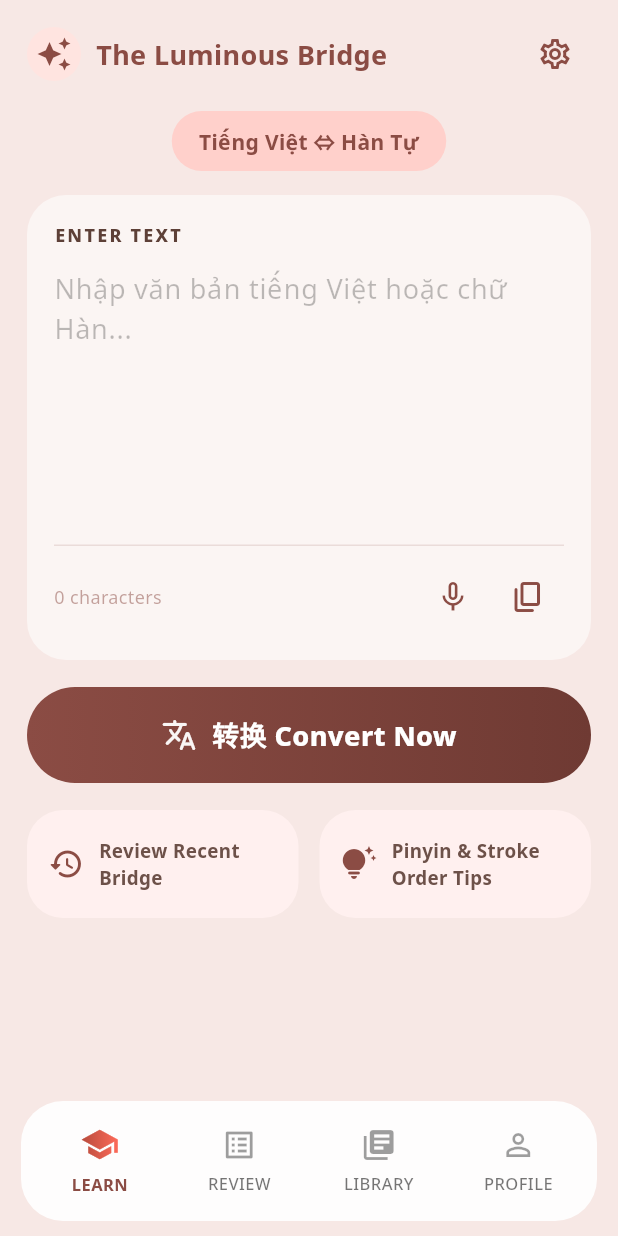
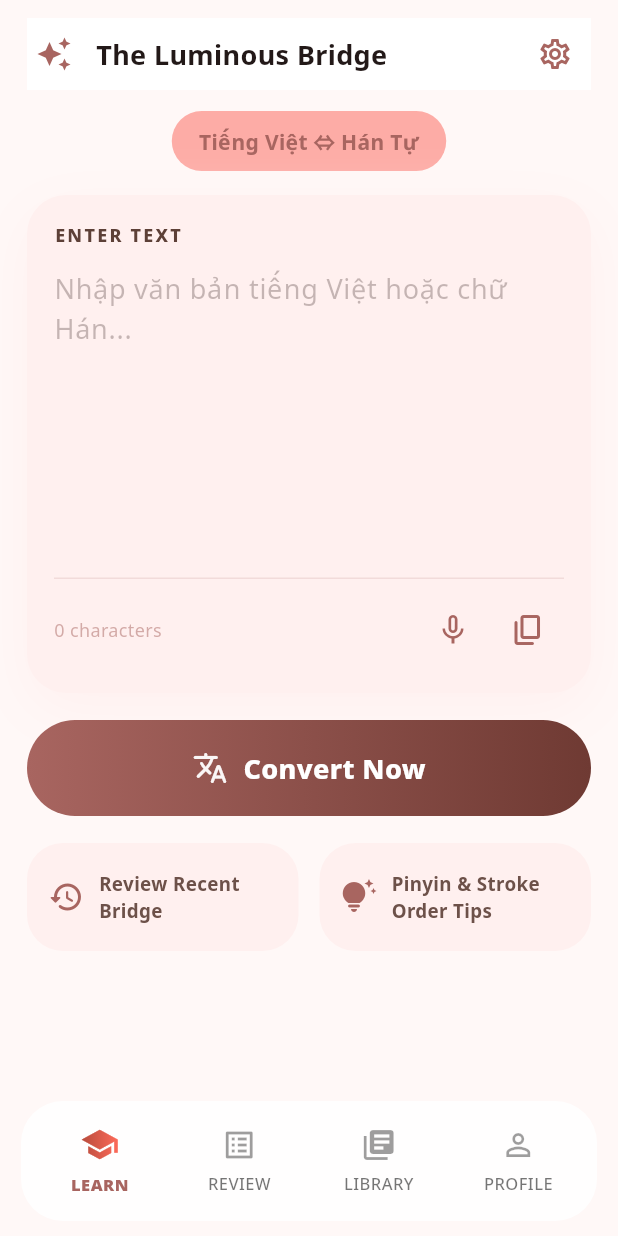
Before and after one commit to eatsosoo/luminous-bridge, a Flutter app: the screen it shows after launch, on a phone screen of 412 x 824 dp. Run offline on Flutter 3.47's test engine with Material 3 defaults, Android fonts, the phone set to English and light mode, and no system bars; our stand-ins replace google_fonts; missing offline and left inert: stroke_order_animator.

Commit message:
style: change ENTER text

```diff
--- a/translate_chinese_app/lib/pages/learn_page.dart
+++ b/translate_chinese_app/lib/pages/learn_page.dart
@@ -1,22 +1,18 @@
 import 'package:flutter/material.dart';
+import 'package:flutter/cupertino.dart';
 import 'package:flutter/services.dart';
 
 import '../mock/hanzii_mock_data.dart';
 import '../theme/app_colors.dart';
 import 'character_study_page.dart';
 
-typedef OnTranslated = void Function({
-  required String input,
-  required String output,
-});
+typedef OnTranslated =
+    void Function({required String input, required String output});
 
 class LearnPage extends StatefulWidget {
   final OnTranslated onTranslated;
 
-  const LearnPage({
-    super.key,
-    required this.onTranslated,
-  });
+  const LearnPage({super.key, required this.onTranslated});
 
   @override
   State<LearnPage> createState() => _LearnPageState();
@@ -76,9 +72,9 @@ class _LearnPageState extends State<LearnPage> {
     final text = _inputController.text;
     if (text.trim().isEmpty) return;
     Clipboard.setData(ClipboardData(text: text));
-    ScaffoldMessenger.of(context).showSnackBar(
-      const SnackBar(content: Text('Copied input.')),
-    );
+    ScaffoldMessenger.of(
+      context,
+    ).showSnackBar(const SnackBar(content: Text('Copied input.')));
   }
 
   @override
@@ -94,20 +90,26 @@ class _LearnPageState extends State<LearnPage> {
       bottom: false,
       child: Padding(
         padding: const EdgeInsets.fromLTRB(18, 12, 18, 90),
-        child: SingleChildScrollView(
-          child: Column(
+        child: LayoutBuilder(
+          builder: (context, constraints) {
+            return Column(
               crossAxisAlignment: CrossAxisAlignment.stretch,
               children: [
-              Row(
+                Container(
+                  color: AppColors.surface,
+                  child: Row(
                     children: [
                       Container(
                         width: 36,
                         height: 36,
                         decoration: const BoxDecoration(
-                      color: AppColors.chipRose,
+                          color: AppColors.surface,
                           shape: BoxShape.circle,
                         ),
-                    child: const Icon(Icons.auto_awesome, color: AppColors.primary),
+                        child: const Icon(
+                          Icons.auto_awesome,
+                          color: AppColors.primary,
+                        ),
                       ),
                       const SizedBox(width: 10),
                       const Expanded(
@@ -116,7 +118,6 @@ class _LearnPageState extends State<LearnPage> {
                           style: TextStyle(
                             fontSize: 18,
                             fontWeight: FontWeight.w700,
-                        color: AppColors.primary,
                           ),
                           overflow: TextOverflow.ellipsis,
                         ),
@@ -128,18 +129,22 @@ class _LearnPageState extends State<LearnPage> {
                       ),
                     ],
                   ),
+                ),
 
                 const SizedBox(height: 14),
 
                 Center(
                   child: Container(
-                  padding: const EdgeInsets.symmetric(horizontal: 18, vertical: 10),
+                    padding: const EdgeInsets.symmetric(
+                      horizontal: 18,
+                      vertical: 10,
+                    ),
                     decoration: BoxDecoration(
                       color: AppColors.chipBlush,
                       borderRadius: BorderRadius.circular(999),
                     ),
                     child: const Text(
-                    'Tiếng Việt ⇔ Hàn Tự',
+                      'Tiếng Việt ⇔ Hán Tự',
                       style: TextStyle(
                         color: AppColors.primary,
                         fontSize: 14,
@@ -151,10 +156,15 @@ class _LearnPageState extends State<LearnPage> {
 
                 const SizedBox(height: 16),
 
-              Container(
+                // ENTER TEXT takes remaining vertical space.
+                Expanded(
+                  child: Container(
                     padding: const EdgeInsets.all(18),
                     decoration: BoxDecoration(
-                  color: AppColors.surface.withValues(alpha: 0.55),
+                      color: AppColors.fieldInput,
+                      boxShadow: const [
+                        AppColors.shadowFieldInput,
+                      ],
                       borderRadius: BorderRadius.circular(26),
                     ),
                     child: Column(
@@ -170,13 +180,18 @@ class _LearnPageState extends State<LearnPage> {
                           ),
                         ),
                         const SizedBox(height: 10),
-                    TextField(
+
+                        Expanded(
+                          child: TextField(
                             controller: _inputController,
-                      minLines: 6,
-                      maxLines: 10,
+                            expands: true,
+                            maxLines: null,
+                            keyboardType: TextInputType.multiline,
+                            textAlignVertical: TextAlignVertical.top,
                             style: const TextStyle(fontSize: 18),
                             decoration: InputDecoration(
-                        hintText: 'Nhập văn bản tiếng Việt hoặc chữ Hàn...',
+                              hintText:
+                                  'Nhập văn bản tiếng Việt hoặc chữ Hán...',
                               hintStyle: const TextStyle(
                                 color: AppColors.textHint,
                                 fontSize: 18,
@@ -188,6 +203,7 @@ class _LearnPageState extends State<LearnPage> {
                               // Trigger rebuild for character counter.
                               setState(() {});
                             },
+                          ),
                         ),
 
                         const SizedBox(height: 18),
@@ -206,7 +222,10 @@ class _LearnPageState extends State<LearnPage> {
                               ),
                             ),
                             const Spacer(),
-                        const Icon(Icons.mic_none, color: AppColors.primary),
+                            const Icon(
+                              Icons.mic_none,
+                              color: AppColors.primary,
+                            ),
                             const SizedBox(width: 14),
                             IconButton(
                               onPressed: _copyInput,
@@ -218,6 +237,7 @@ class _LearnPageState extends State<LearnPage> {
                           ],
                         ),
                       ],
+                    ),
                   ),
                 ),
 
@@ -240,11 +260,12 @@ class _LearnPageState extends State<LearnPage> {
                       children: [
                         Icon(
                           Icons.translate_rounded,
-                        color: AppColors.surface.withValues(alpha: 0.95),
+                          color:
+                              AppColors.surface.withValues(alpha: 0.95),
                         ),
                         const SizedBox(width: 10),
                         Text(
-                        '转换 Convert Now',
+                          'Convert Now',
                           style: const TextStyle(
                             color: AppColors.surface,
                             fontWeight: FontWeight.w800,
@@ -267,7 +288,11 @@ class _LearnPageState extends State<LearnPage> {
                         onTap: () {
                           // Switch tab in parent via callback if needed.
                           ScaffoldMessenger.of(context).showSnackBar(
-                          const SnackBar(content: Text('Review will open on the next tab.')),
+                            const SnackBar(
+                              content: Text(
+                                'Review will open on the next tab.',
+                              ),
+                            ),
                           );
                         },
                       ),
@@ -279,7 +304,9 @@ class _LearnPageState extends State<LearnPage> {
                         title: 'Pinyin & Stroke Order Tips',
                         onTap: () {
                           ScaffoldMessenger.of(context).showSnackBar(
-                          const SnackBar(content: Text('Tips screen coming soon.')),
+                            const SnackBar(
+                              content: Text('Tips screen coming soon.'),
+                            ),
                           );
                         },
                       ),
@@ -293,11 +320,14 @@ class _LearnPageState extends State<LearnPage> {
                     padding: const EdgeInsets.only(top: 14),
                     child: Text(
                       _output,
-                    style: const TextStyle(color: AppColors.textFieldLabel),
+                      style: const TextStyle(
+                        color: AppColors.textFieldLabel,
+                      ),
                     ),
                   ),
               ],
-          ),
+            );
+          },
         ),
       ),
     );
--- a/translate_chinese_app/lib/theme/app_colors.dart
+++ b/translate_chinese_app/lib/theme/app_colors.dart
@@ -5,14 +5,14 @@ abstract final class AppColors {
   AppColors._();
 
   // --- Brand (also used as [ColorScheme] seed in [main.dart]) ---
-  static const Color seed = Color(0xFF8B4C44);
+  static const Color seed = Color(0xFFA86560);
   static const Color primary = seed;
 
   /// Darker brand (e.g. button gradients).
   static const Color primaryDark = Color(0xFF6F3A33);
 
   // --- Screen & surfaces ---
-  static const Color scaffoldBackground = Color(0xFFF7E8E5);
+  static const Color scaffoldBackground = Color(0xFFFFF8F7);
   static const Color surface = Color(0xFFFFFFFF);
 
   /// Soft pink cards / panels.
@@ -21,10 +21,20 @@ abstract final class AppColors {
 
   /// Small chips / badges.
   static const Color chipRose = Color(0xFFFFE4E0);
-  static const Color chipBlush = Color(0xFFFFD0CB);
+  static const Color chipBlush = Color(0xFFFDACA6);
 
   /// Learn page feature tiles.
   static const Color tileCream = Color(0xFFFFF0EF);
+
+  /// Field input
+  static const Color fieldInput = Color(0xFFFFF0EF);
+
+  /// Box shadow lấy từ Figma: X=0, Y=12, Blur=32, color=#8C4D49, alpha=8%.
+  static const BoxShadow shadowFieldInput = BoxShadow(
+    offset: Offset(0, 12),
+    blurRadius: 32,
+    color: Color(0xFFFFF0EF),
+  );
 
   // --- Typography (brown-tinted neutrals) ---
   static const Color textPrimary = Color(0xFF3B2B27);
@@ -34,7 +44,7 @@ abstract final class AppColors {
   /// Replaces typical `Colors.brown.shade700` for labels on light fields.
   static const Color textFieldLabel = Color(0xFF5D4037);
 
-  static const Color textHint = Color(0x42000000); // ~Colors.black26
+  static const Color textHint = Color(0x666D5B59); // ~Colors.black26
   static const Color captionMuted = Color(0xFF9E9E9E);
 
   // --- Navigation FAB / selected icon gradient ---
--- a/translate_chinese_app/lib/widgets/bottom_nav_bar.dart
+++ b/translate_chinese_app/lib/widgets/bottom_nav_bar.dart
@@ -47,8 +47,9 @@ class BottomNavBar extends StatelessWidget {
             final item = _items[index];
             final selected = index == selectedIndex;
 
-            final color =
-                selected ? AppColors.primary : AppColors.navLabelUnselected;
+            final color = selected
+                ? AppColors.primary
+                : AppColors.navLabelUnselected;
 
             return Expanded(
               child: InkWell(
@@ -64,10 +65,12 @@ class BottomNavBar extends StatelessWidget {
                       Text(
                         item.label,
                         style: Theme.of(context).textTheme.labelSmall?.copyWith(
-                              color: color,
-                              fontWeight: selected ? FontWeight.w700 : FontWeight.w500,
-                              letterSpacing: 0.3,
-                            ),
+                          color: color,
+                          fontWeight: selected
+                              ? FontWeight.w900
+                              : FontWeight.w500,
+                          letterSpacing: 0.3,
+                        ),
                       ),
                     ],
                   ),
```
Lines whose indentation alone changed are shown as unchanged.
